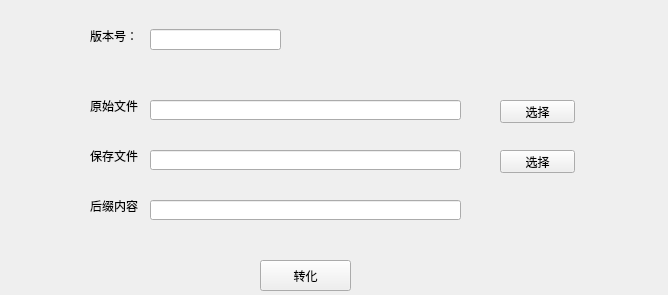
This is FileChange/mainwindow.ui in ChinaClever/FileChange as Qt 5 draws it before an edit. The edited form follows.
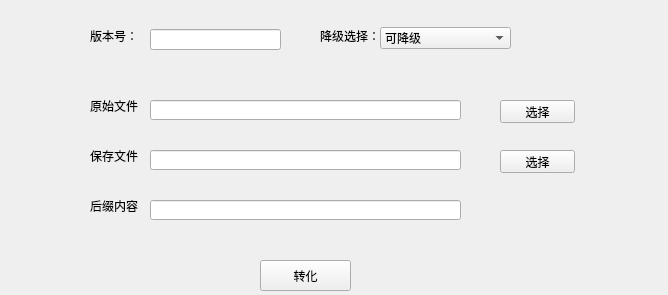
This is the edited form.

The edit to the form file:
```diff
--- a/FileChange/mainwindow.ui
+++ b/FileChange/mainwindow.ui
@@ -148,6 +148,39 @@
      </rect>
     </property>
    </widget>
+   <widget class="QLabel" name="label_5">
+    <property name="geometry">
+     <rect>
+      <x>320</x>
+      <y>20</y>
+      <width>61</width>
+      <height>31</height>
+     </rect>
+    </property>
+    <property name="text">
+     <string>降级选择：</string>
+    </property>
+   </widget>
+   <widget class="QComboBox" name="changeVercomboBox">
+    <property name="geometry">
+     <rect>
+      <x>380</x>
+      <y>27</y>
+      <width>131</width>
+      <height>22</height>
+     </rect>
+    </property>
+    <item>
+     <property name="text">
+      <string>可降级</string>
+     </property>
+    </item>
+    <item>
+     <property name="text">
+      <string>不可降级</string>
+     </property>
+    </item>
+   </widget>
   </widget>
  </widget>
  <resources/>
```
Left out of the diff: 2 changed lines with no effect on the pictures.
